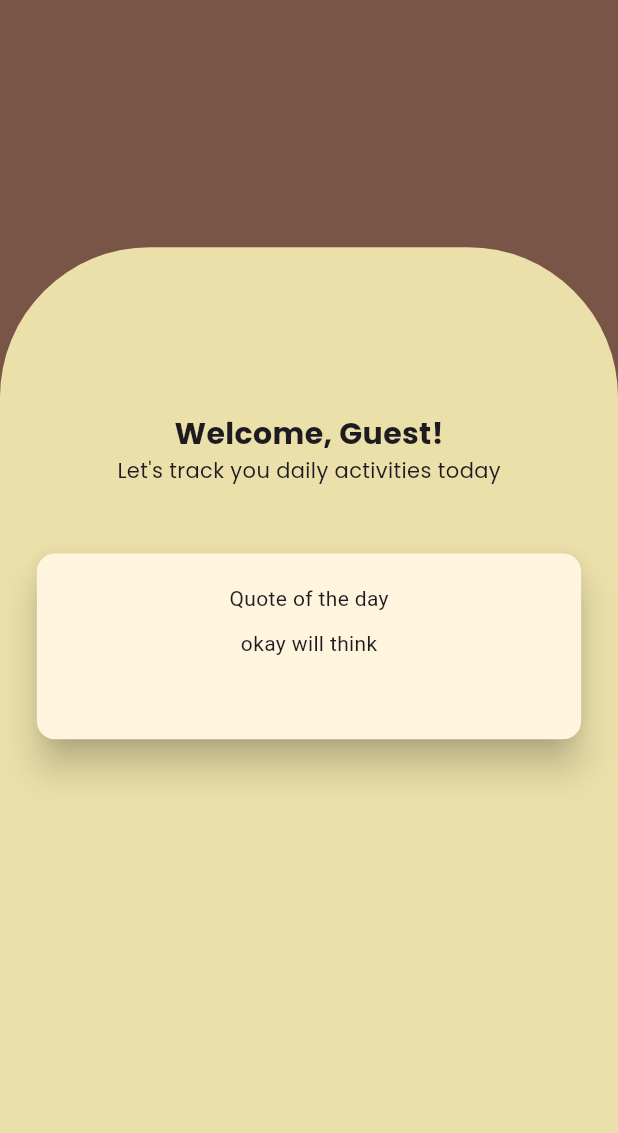
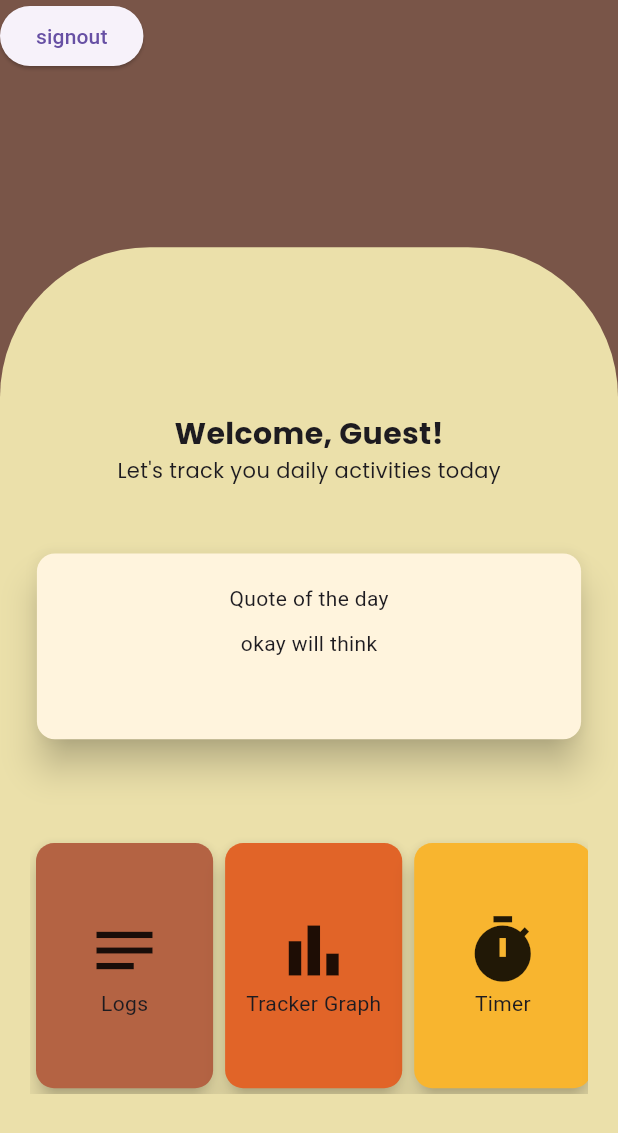
Before and after one commit to AbhyaAhuja/DailyHealthTracker, a Flutter app: the screen it shows after launch, on a phone screen of 412 x 824 dp. Shown: the top 1133 px of the screen. Run offline on Flutter 3.47's test engine with Material 3 defaults, Android fonts, the light colour scheme and no system bars; our stand-ins replace firebase_auth, firebase_core, font_awesome_flutter, get, google_fonts, google_sign_in; accounts and stored records are empty.

Commit message:
updated Dashboard screen

```diff
--- a/lib/views/dashboard-screen.dart
+++ b/lib/views/dashboard-screen.dart
@@ -1,4 +1,5 @@
 import 'package:daily_healthtracker_coderower/controllers/signin-controller.dart';
+import 'package:daily_healthtracker_coderower/widgets/dashboard-card.dart';
 import 'package:flutter/material.dart';
 import 'package:get/get.dart';
 import 'package:google_fonts/google_fonts.dart';
@@ -14,7 +15,17 @@ class Dashboard extends StatelessWidget {
 
       body: Stack(
         children: [
-          Container(color: Colors.brown),
+          Stack(
+            children: [
+              Container(color: Colors.brown),
+              ElevatedButton(
+                onPressed: () {
+                  controller.signout();
+                },
+                child: Text('signout'),
+              ),
+            ],
+          ),
           Container(
             margin: EdgeInsets.only(
               top: MediaQuery.of(context).size.height * 0.2,
@@ -70,13 +81,21 @@ class Dashboard extends StatelessWidget {
                 ),
                 SizedBox(height: MediaQuery.of(context).size.height * 0.05),
 
-                Row(
-                  children: [
-                    Container(child: Card(color: Colors.amber)),
-                    Container(child: Card(color: Colors.amber)),
-                    Container(child: Card(color: Colors.amber)),
-                    Container(child: Card(color: Colors.amber)),
-                  ],
+                Container(
+                  padding: EdgeInsets.all(20),
+                  child: SingleChildScrollView(
+                    scrollDirection: Axis.horizontal,
+                    child: Row(
+                      children: [
+
+
+                       DashboardCard(icon: Icons.notes, colorCard: Color(0xFFB46343), title: "Logs"),
+                       DashboardCard(icon: Icons.bar_chart, colorCard:  Color(0xFFE16428), title: "Tracker Graph"),
+                       DashboardCard(icon: Icons.timer, colorCard:Color(0xFFF8B52F), title: "Timer"),
+                       DashboardCard(icon: Icons.account_circle, colorCard: Color(0xFFFBD934), title: "Profile"),
+                      ],
+                    ),
+                  ),
                 ),
               ],
             ),
--- a/lib/views/signin-screen.dart
+++ b/lib/views/signin-screen.dart
@@ -19,7 +19,7 @@ class SignInState extends State<SignIn> {
         decoration: BoxDecoration(
           color: Color.fromARGB(255, 235, 224, 170),
           image: DecorationImage(
-            image: AssetImage('yoga.png'),
+            image: AssetImage('assets/yoga.png'),
             fit: BoxFit.contain,
           ),
         ),
@@ -27,7 +27,7 @@ class SignInState extends State<SignIn> {
           mainAxisAlignment: MainAxisAlignment.spaceBetween,
           children: [
             Container(
-              margin: EdgeInsets.only(top: 50),
+              margin: EdgeInsets.only(top: 80),
               child: Column(
                 children: [
                   Text(
--- /dev/null
+++ b/lib/widgets/dashboard-card.dart
@@ -0,0 +1,24 @@
+import 'package:flutter/material.dart';
+
+class DashboardCard extends StatelessWidget {
+  final dynamic icon;
+  final dynamic colorCard;
+  final dynamic title;
+  const DashboardCard({
+    super.key,
+    required this.icon,
+    required this.colorCard,
+    required this.title,
+  });
+
+  @override
+  Widget build(BuildContext context) {
+    return Container(
+      height: MediaQuery.of(context).size.height * 0.8 * 0.26,
+      width: MediaQuery.of(context).size.width * 0.9 * 0.34,
+      child: Card(elevation: 6, color: colorCard, child: Column(
+        mainAxisAlignment: MainAxisAlignment.center,
+        children: [Icon(icon, size: 50,), Text(title)],),),
+    );
+  }
+}
```
Also changed, not shown: lib/controllers/signin-controller.dart (+12 -5 lines).
